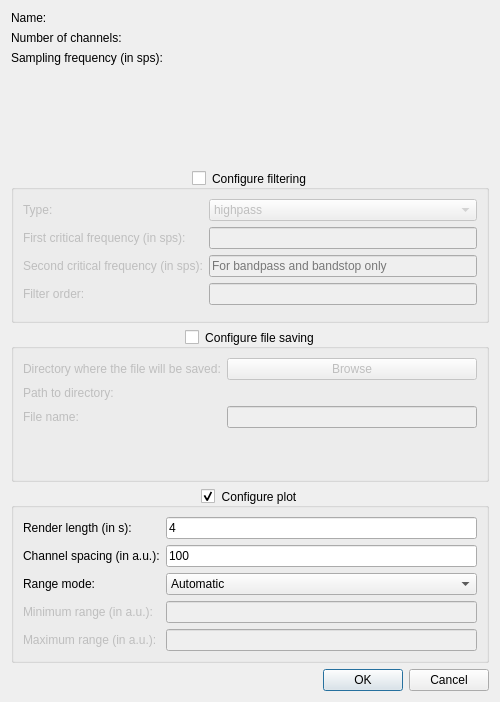
Old version of the form biogui/resources/add_signal_dialog.ui in the repository pulp-bio/biogui.
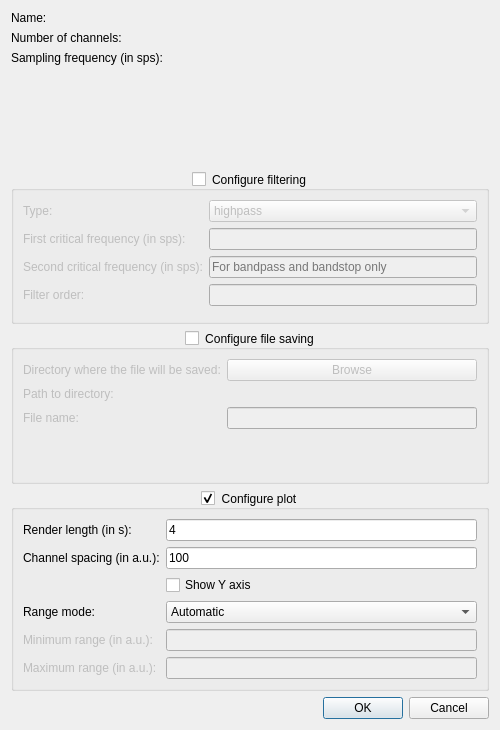
New version of the form.

Commit message: Option to show/hide Y axis

Diff of the .ui file:
```diff
--- a/biogui/resources/add_signal_dialog.ui
+++ b/biogui/resources/add_signal_dialog.ui
@@ -10,7 +10,7 @@
     <x>0</x>
     <y>0</y>
     <width>500</width>
-    <height>702</height>
+    <height>730</height>
    </rect>
   </property>
   <property name="windowTitle">
@@ -290,14 +290,14 @@
         </property>
        </widget>
       </item>
-      <item row="2" column="0">
+      <item row="3" column="0">
        <widget class="QLabel" name="label13">
         <property name="text">
          <string>Range mode:</string>
         </property>
        </widget>
       </item>
-      <item row="2" column="1">
+      <item row="3" column="1">
        <widget class="QComboBox" name="rangeModeComboBox">
         <item>
          <property name="text">
@@ -311,7 +311,7 @@
         </item>
        </widget>
       </item>
-      <item row="3" column="0">
+      <item row="4" column="0">
        <widget class="QLabel" name="label14">
         <property name="enabled">
          <bool>false</bool>
@@ -321,14 +321,14 @@
         </property>
        </widget>
       </item>
-      <item row="3" column="1">
+      <item row="4" column="1">
        <widget class="QLineEdit" name="minRangeTextField">
         <property name="enabled">
          <bool>false</bool>
         </property>
        </widget>
       </item>
-      <item row="4" column="0">
+      <item row="5" column="0">
        <widget class="QLabel" name="label15">
         <property name="enabled">
          <bool>false</bool>
@@ -338,13 +338,20 @@
         </property>
        </widget>
       </item>
-      <item row="4" column="1">
+      <item row="5" column="1">
        <widget class="QLineEdit" name="maxRangeTextField">
         <property name="enabled">
          <bool>false</bool>
         </property>
        </widget>
       </item>
+      <item row="2" column="1">
+       <widget class="QCheckBox" name="showYAxisCheckBox">
+        <property name="text">
+         <string>Show Y axis</string>
+        </property>
+       </widget>
+      </item>
      </layout>
     </widget>
    </item>
```
Left out of the diff: 1 changed line with no effect on the pictures. The commit also changes 3 other files.
